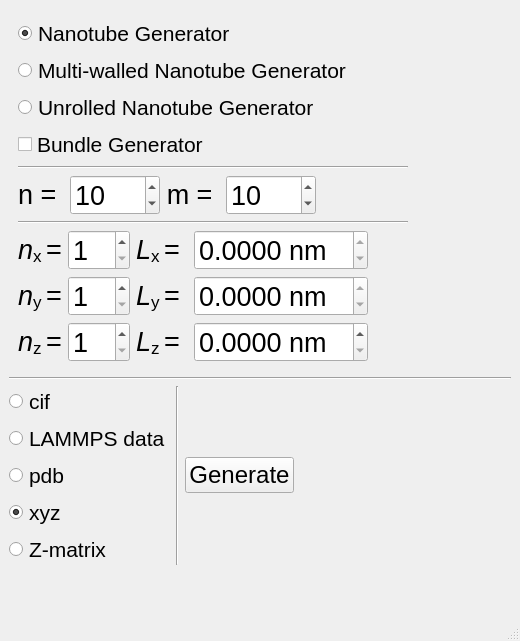
This is sknano/nanogen_gui/nanogen.ui in scikit-nano/scikit-nano as Qt 5 draws it before an edit. The edited form follows.
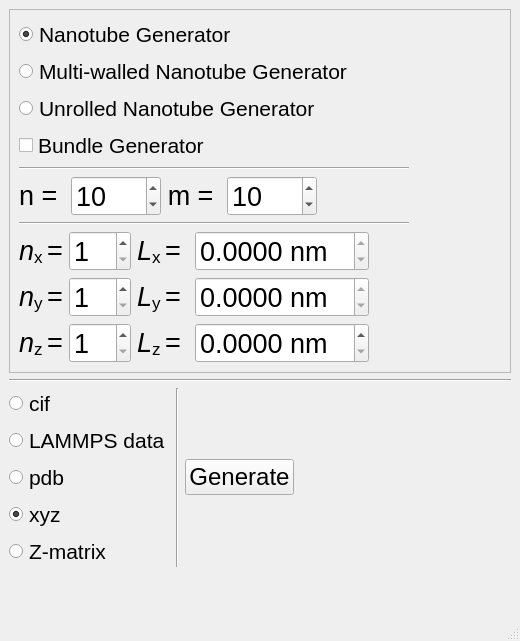
This is the edited form.

```diff
--- a/sknano/nanogen_gui/nanogen.ui
+++ b/sknano/nanogen_gui/nanogen.ui
@@ -37,6 +37,9 @@
           <pointsize>20</pointsize>
          </font>
         </property>
+        <property name="frameShape">
+         <enum>QFrame::StyledPanel</enum>
+        </property>
         <property name="currentIndex">
          <number>0</number>
         </property>
```
Left out of the diff: 2 changed lines with no effect on the pictures.
